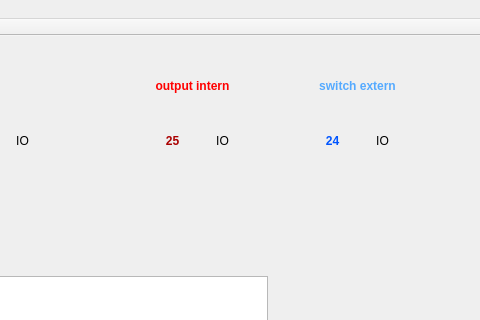
This is qt/btns_wiringPi_toolbar_pthread_textedit/mainwindow.ui in dsyleixa/RaspberryPi as Qt 5 draws it before an edit; both pictures show x 253 to 733 and y 0 to 320 of the 733 by 535 pixel window. The edited form follows.
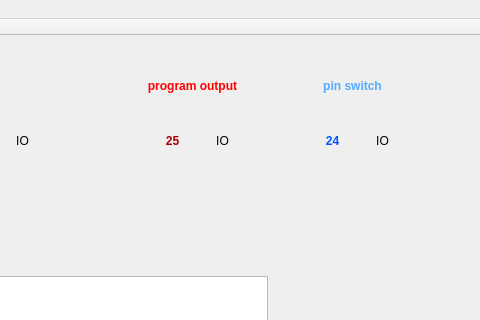
This is the edited form.

```diff
--- a/qt/btns_wiringPi_toolbar_pthread_textedit/mainwindow.ui
+++ b/qt/btns_wiringPi_toolbar_pthread_textedit/mainwindow.ui
@@ -162,7 +162,7 @@
      <string notr="true"/>
     </property>
     <property name="text">
-     <string>&lt;html&gt;&lt;head/&gt;&lt;body&gt;&lt;p align=&quot;center&quot;&gt;&lt;span style=&quot; font-weight:600; color:#ff0000;&quot;&gt;output intern&lt;/span&gt;&lt;/p&gt;&lt;/body&gt;&lt;/html&gt;</string>
+     <string>&lt;html&gt;&lt;head/&gt;&lt;body&gt;&lt;p align=&quot;center&quot;&gt;&lt;span style=&quot; font-weight:600; color:#ff0000;&quot;&gt;program output&lt;/span&gt;&lt;/p&gt;&lt;/body&gt;&lt;/html&gt;</string>
     </property>
    </widget>
    <widget class="QLabel" name="label_6">
@@ -170,7 +170,7 @@
      <rect>
       <x>540</x>
       <y>40</y>
-      <width>141</width>
+      <width>131</width>
       <height>21</height>
      </rect>
     </property>
@@ -178,7 +178,7 @@
      <string notr="true"/>
     </property>
     <property name="text">
-     <string>&lt;html&gt;&lt;head/&gt;&lt;body&gt;&lt;p align=&quot;center&quot;&gt;&lt;span style=&quot; font-weight:600; color:#55aaff;&quot;&gt;switch extern&lt;/span&gt;&lt;/p&gt;&lt;/body&gt;&lt;/html&gt;</string>
+     <string>&lt;html&gt;&lt;head/&gt;&lt;body&gt;&lt;p align=&quot;center&quot;&gt;&lt;span style=&quot; font-weight:600; color:#55aaff;&quot;&gt;pin switch&lt;/span&gt;&lt;/p&gt;&lt;/body&gt;&lt;/html&gt;</string>
     </property>
    </widget>
    <widget class="QPlainTextEdit" name="plainTextEdit1">
```
